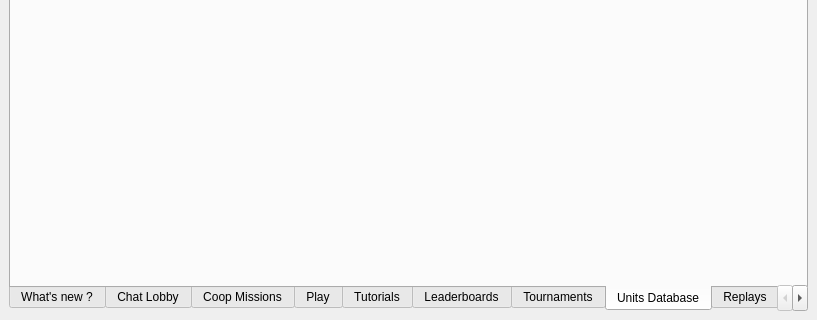
Above: res/client/client.ui from FAForever/client before the change; both pictures show x 0 to 817 and y 444 to 764 of the 817 by 764 pixel window. Below: the same form after it.
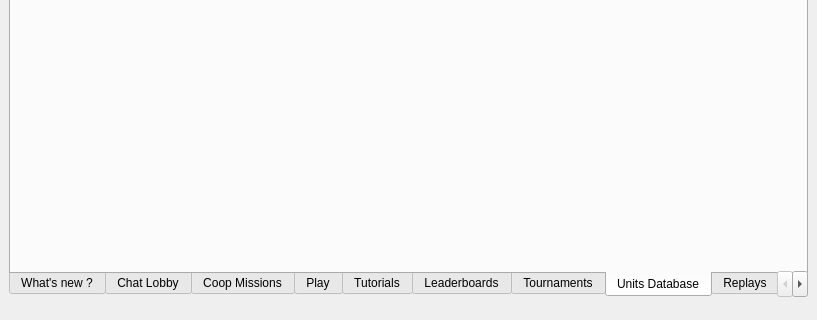
That is the form after the change.

Commit message: Replace automatch info label

Patch:
```diff
--- a/res/client/client.ui
+++ b/res/client/client.ui
@@ -322,6 +322,28 @@
       </widget>
      </widget>
     </item>
+    <item row="2" column="0">
+     <widget class="QLabel" name="labelAutomatchInfo">
+      <property name="minimumSize">
+       <size>
+        <width>0</width>
+        <height>0</height>
+       </size>
+      </property>
+      <property name="font">
+       <font>
+        <weight>75</weight>
+        <bold>true</bold>
+       </font>
+      </property>
+      <property name="text">
+       <string/>
+      </property>
+      <property name="alignment">
+       <set>Qt::AlignCenter</set>
+      </property>
+     </widget>
+    </item>
    </layout>
   </widget>
   <widget class="QMenuBar" name="menubar">
```
The commit also changes 3 other files.
